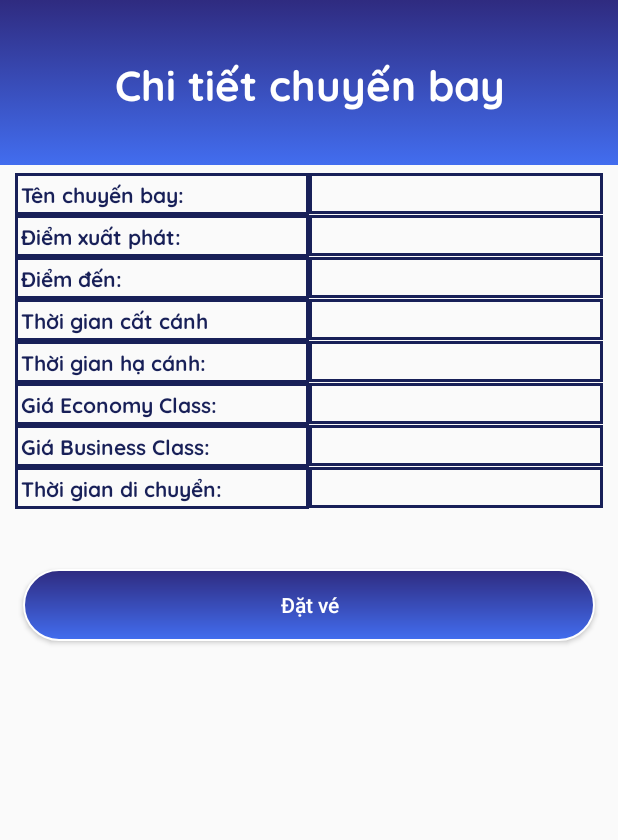
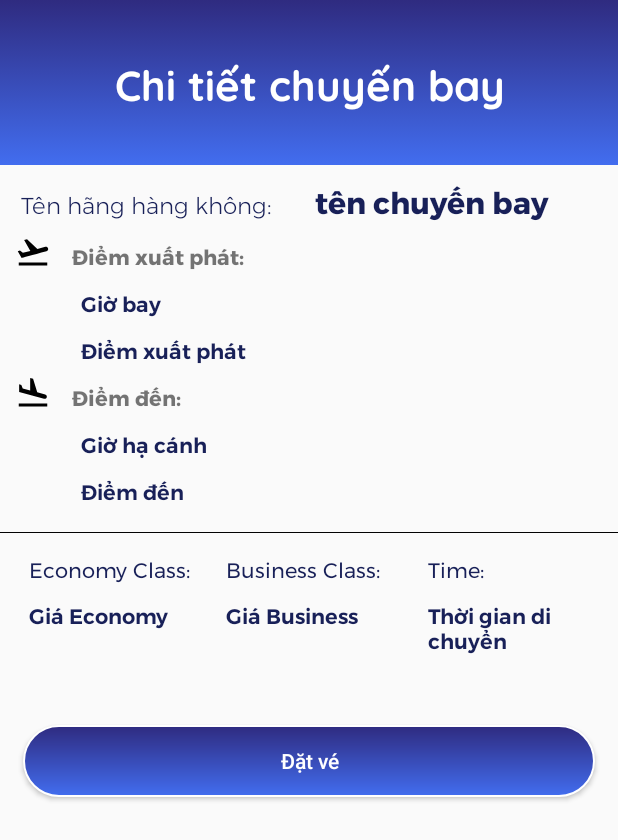
Before and after one commit to bcluc/SE104, an Android app: the VehicleDetail screen opened directly, with no data from a screen before it, on a phone screen of 412 x 824 dp. Shown: the top 840 px of the screen. Run offline under Robolectric (Android 15) with nearby library versions, the phone set to English and light mode, and no system bars; our stand-ins replace Volley; network calls fail; 8 statements that could not run were skipped.

Commit message:
update_vehival_detail

```diff
--- a/app/src/main/java/com/maadi/flightticketbooking/activities/VehicleDetail.java
+++ b/app/src/main/java/com/maadi/flightticketbooking/activities/VehicleDetail.java
@@ -40,8 +40,8 @@ public class VehicleDetail extends AppCompatActivity {
         ((TextView) findViewById(R.id.phone)).setText(vehical.getTocity());
         ((TextView) findViewById(R.id.city)).setText(vehical.getDeptime());
         ((TextView) findViewById(R.id.detail)).setText(vehical.getArivaltime());
-        ((TextView) findViewById(R.id.date)).setText(vehical.getEfare());
-        ((TextView) findViewById(R.id.bfate)).setText(vehical.getBfare());
+        ((TextView) findViewById(R.id.date)).setText(vehical.getEfare() + " VND");
+        ((TextView) findViewById(R.id.bfate)).setText(vehical.getBfare()+ " VND");
         ((TextView) findViewById(R.id.duration)).setText(vehical.getDuration());
 
         findViewById(R.id.btncc).setOnClickListener(new View.OnClickListener() {
--- a/app/src/main/res/drawable/line_vector.xml
+++ b/app/src/main/res/drawable/line_vector.xml
@@ -1,10 +1,10 @@
 <vector xmlns:android="http://schemas.android.com/apk/res/android"
-    android:width="1dp"
-    android:height="11dp"
-    android:viewportWidth="1"
-    android:viewportHeight="11">
+    android:width="313dp"
+    android:height="1dp"
+    android:viewportWidth="313"
+    android:viewportHeight="1">
   <path
-      android:pathData="M0.25,0.5L0.25,10.5"
+      android:pathData="M0,0.75L313,0.75"
       android:strokeWidth="0.5"
       android:fillColor="#00000000"
       android:strokeColor="#000000"/>
--- /dev/null
+++ b/app/src/main/res/drawable/plane_land_vector.xml
@@ -0,0 +1,5 @@
+<vector android:height="24dp" android:tint="#000000"
+    android:viewportHeight="24" android:viewportWidth="24"
+    android:width="24dp" xmlns:android="http://schemas.android.com/apk/res/android">
+    <path android:fillColor="@android:color/white" android:pathData="M2.5,19h19v2h-19V19zM19.34,15.85c0.8,0.21 1.62,-0.26 1.84,-1.06c0.21,-0.8 -0.26,-1.62 -1.06,-1.84l-5.31,-1.42l-2.76,-9.02L10.12,2v8.28L5.15,8.95L4.22,6.63L2.77,6.24v5.17L19.34,15.85z"/>
+</vector>
--- /dev/null
+++ b/app/src/main/res/drawable/plane_take_off_vector.xml
@@ -0,0 +1,5 @@
+<vector android:height="24dp" android:tint="#000000"
+    android:viewportHeight="24" android:viewportWidth="24"
+    android:width="24dp" xmlns:android="http://schemas.android.com/apk/res/android">
+    <path android:fillColor="@android:color/white" android:pathData="M2.5,19h19v2h-19V19zM22.07,9.64c-0.21,-0.8 -1.04,-1.28 -1.84,-1.06L14.92,10l-6.9,-6.43L6.09,4.08l4.14,7.17l-4.97,1.33l-1.97,-1.54l-1.45,0.39l2.59,4.49c0,0 7.12,-1.9 16.57,-4.43C21.81,11.26 22.28,10.44 22.07,9.64z"/>
+</vector>
--- a/app/src/main/res/layout/activity_about_us.xml
+++ b/app/src/main/res/layout/activity_about_us.xml
@@ -46,7 +46,7 @@
             android:background="@drawable/btn_video_demo"
             android:id="@+id/btn_video_demo"/>
         <TextView
-            android:layout_width="90dp"
+            android:layout_width="110dp"
             android:layout_height="match_parent"
             android:layout_marginStart="15dp"
             android:fontFamily="@font/montserrat_italic"
@@ -66,7 +66,7 @@
             android:background="@drawable/btn_pay"
             android:id="@+id/btn_video_pay"/>
         <TextView
-            android:layout_width="90dp"
+            android:layout_width="120dp"
             android:layout_height="match_parent"
             android:layout_marginStart="15dp"
             android:fontFamily="@font/montserrat_italic"
--- a/app/src/main/res/layout/activity_vehicle_detail.xml
+++ b/app/src/main/res/layout/activity_vehicle_detail.xml
@@ -37,26 +37,27 @@
                 android:weightSum="2">
 
                 <TextView
-                    android:background="@drawable/bkline"
+
+                    android:layout_width="0dp"
+                    android:layout_height="wrap_content"
+                    android:layout_weight="1"
+                    android:fontFamily="@font/montserrat_light"
+                    android:padding="4dp"
+                    android:text="Tên hãng hàng không:"
+                    android:textColor="@color/colorAccent"
+                    android:textSize="15dp" />
+
+                <TextView
+                    android:id="@+id/tvname"
+                    android:textColor="@color/colorAccent"
+                    android:text="tên chuyến bay"
+
                     android:padding="4dp"
                     android:layout_width="0dp"
                     android:layout_height="wrap_content"
                     android:layout_weight="1"
-                    android:fontFamily="@font/bold"
-                    android:text="Tên chuyến bay:"
-                    android:textColor="@color/colorAccent"
-                    android:textSize="14dp"
-                    android:textStyle="bold" />
-
-                <TextView
-                    android:id="@+id/tvname"
-                    android:background="@drawable/bkline"
-                    android:padding="4dp"
-                    android:layout_width="0dp"
-                    android:layout_height="wrap_content"
-                    android:layout_weight="1"
-                    android:fontFamily="@font/regular"
-                    android:textSize="14dp" />
+                    android:fontFamily="@font/montserrat_bold"
+                    android:textSize="20dp" />
             </LinearLayout>
 
             <LinearLayout
@@ -64,29 +65,153 @@
                 android:layout_height="wrap_content"
                 android:layout_marginLeft="10dp"
                 android:layout_marginRight="10dp"
-                android:orientation="horizontal"
+                android:orientation="vertical"
+                android:weightSum="2">
+                <LinearLayout
+                    android:layout_width="wrap_content"
+                    android:layout_height="wrap_content"
+                    android:orientation="horizontal">
+                    <ImageView
+                        android:layout_width="wrap_content"
+                        android:layout_height="wrap_content"
+                        android:background="@drawable/plane_take_off_vector"/>
+                <TextView
+                    android:layout_width="wrap_content"
+
+                    android:padding="4dp"
+                    android:layout_height="wrap_content"
+                    android:layout_weight="1"
+                    android:layout_marginLeft="10dp"
+                    android:fontFamily="@font/montserrat_bold"
+                    android:text="Điểm xuất phát:"
+
+                    android:textSize="14dp"
+                     />
+                </LinearLayout>
+                <TextView
+                    android:id="@+id/city"
+                    android:padding="4dp"
+                    android:layout_marginLeft="40dp"
+                    android:layout_width="wrap_content"
+                    android:layout_height="wrap_content"
+                    android:layout_weight="1"
+                    android:textColor="@color/colorAccent"
+                    android:text="Giờ bay"
+                    android:fontFamily="@font/montserrat_semibold"
+                    android:textSize="14dp" />
+                <TextView
+                    android:id="@+id/bgrp"
+                    android:padding="4dp"
+                    android:layout_marginLeft="40dp"
+                    android:layout_width="wrap_content"
+                    android:layout_height="wrap_content"
+                    android:layout_weight="1"
+
+                    android:textColor="@color/colorAccent"
+                    android:text="Điểm xuất phát"
+                    android:fontFamily="@font/montserrat_semibold"
+                    android:textSize="14dp" />
+
+            </LinearLayout>
+
+            <LinearLayout
+                android:layout_width="match_parent"
+                android:layout_height="wrap_content"
+                android:layout_marginHorizontal="10dp"
+                android:orientation="vertical"
+                android:weightSum="2">
+                <LinearLayout
+                    android:layout_width="wrap_content"
+                    android:layout_height="wrap_content"
+                    android:orientation="horizontal">
+                    <ImageView
+                        android:layout_width="wrap_content"
+                        android:layout_height="wrap_content"
+                        android:background="@drawable/plane_land_vector"/>
+                    <TextView
+                        android:padding="4dp"
+                        android:layout_marginLeft="10dp"
+                        android:layout_width="wrap_content"
+                        android:layout_height="wrap_content"
+                        android:layout_weight="1"
+                        android:fontFamily="@font/montserrat_bold"
+                        android:text="Điểm đến: "
+
+                        android:textSize="14dp"
+                        />
+                </LinearLayout>
+
+                <TextView
+                    android:id="@+id/detail"
+                    android:padding="4dp"
+                    android:layout_marginLeft="40dp"
+
+                    android:layout_width="wrap_content"
+                    android:layout_height="wrap_content"
+                    android:layout_weight="1"
+                    android:text="Giờ hạ cánh"
+                    android:textColor="@color/colorAccent"
+                    android:fontFamily="@font/montserrat_semibold"
+                    android:textSize="14dp" />
+
+                <TextView
+                    android:id="@+id/phone"
+                    android:padding="4dp"
+                    android:text="Điểm đến"
+                    android:layout_marginLeft="40dp"
+                    android:layout_width="wrap_content"
+                    android:layout_height="wrap_content"
+                    android:layout_weight="1"
+                    android:textColor="@color/colorAccent"
+                    android:fontFamily="@font/montserrat_semibold"
+                    android:textSize="14dp" />
+            </LinearLayout>
+
+
+<ImageView
+    android:layout_width="match_parent"
+    android:layout_height="wrap_content"
+    android:layout_marginTop="10dp"
+
+    android:background="@drawable/line_vector"/>
+
+<LinearLayout
+    android:layout_marginTop="10dp"
+    android:layout_width="wrap_content"
+    android:layout_height="wrap_content"
+    android:orientation="horizontal"
+    android:layout_marginHorizontal="10dp"
+    android:weightSum="3">
+            <LinearLayout
+                android:layout_width="wrap_content"
+                android:layout_height="wrap_content"
+                android:layout_marginHorizontal="5dp"
+                android:orientation="vertical"
+
                 android:weightSum="2">
 
                 <TextView
-                    android:layout_width="0dp"
-                    android:background="@drawable/bkline"
                     android:padding="4dp"
+
+                    android:layout_width="wrap_content"
                     android:layout_height="wrap_content"
                     android:layout_weight="1"
-                    android:fontFamily="@font/bold"
-                    android:text="Điểm xuất phát:"
+                    android:fontFamily="@font/montserrat"
+                    android:text="Economy Class:"
                     android:textColor="@color/colorAccent"
                     android:textSize="14dp"
-                    android:textStyle="bold" />
+                     />
 
                 <TextView
-                    android:id="@+id/bgrp"
+                    android:id="@+id/date"
                     android:padding="4dp"
-                    android:background="@drawable/bkline"
-                    android:layout_width="0dp"
+
+                    android:layout_width="wrap_content"
                     android:layout_height="wrap_content"
+                    android:text="Giá Economy"
                     android:layout_weight="1"
-                    android:fontFamily="@font/regular"
+                    android:textColor="@color/colorAccent"
+                    android:fontFamily="@font/montserrat_semibold"
                     android:textSize="14dp" />
             </LinearLayout>
 
@@ -94,180 +219,64 @@
                 android:layout_width="match_parent"
                 android:layout_height="wrap_content"
                 android:layout_marginHorizontal="10dp"
-                android:orientation="horizontal"
+                android:orientation="vertical"
                 android:weightSum="2">
 
                 <TextView
                     android:padding="4dp"
-                    android:background="@drawable/bkline"
-                    android:layout_width="0dp"
+
+                    android:layout_width="wrap_content"
                     android:layout_height="wrap_content"
                     android:layout_weight="1"
-                    android:fontFamily="@font/bold"
-                    android:text="Điểm đến: "
+                    android:fontFamily="@font/montserrat"
+                    android:text="Business Class: "
                     android:textColor="@color/colorAccent"
                     android:textSize="14dp"
-                    android:textStyle="bold" />
-
-                <TextView
-                    android:id="@+id/phone"
-                    android:padding="4dp"
-                    android:background="@drawable/bkline"
-                    android:layout_width="0dp"
-                    android:layout_height="wrap_content"
-                    android:layout_weight="1"
-                    android:fontFamily="@font/regular"
-                    android:textSize="14dp" />
-            </LinearLayout>
-
-            <LinearLayout
-                android:layout_width="match_parent"
-                android:layout_height="wrap_content"
-                android:layout_marginHorizontal="10dp"
-                android:orientation="horizontal"
-                android:weightSum="2">
-
-                <TextView
-                    android:padding="4dp"
-                    android:background="@drawable/bkline"
-                    android:layout_width="0dp"
-                    android:layout_height="wrap_content"
-                    android:layout_weight="1"
-                    android:fontFamily="@font/bold"
-                    android:text="Thời gian cất cánh "
-                    android:textColor="@color/colorAccent"
-                    android:textSize="14dp"
-                    android:textStyle="bold" />
-
-                <TextView
-                    android:id="@+id/city"
-                    android:padding="4dp"
-                    android:background="@drawable/bkline"
-                    android:layout_width="0dp"
-                    android:layout_height="wrap_content"
-                    android:layout_weight="1"
-                    android:fontFamily="@font/regular"
-                    android:textSize="14dp" />
-            </LinearLayout>
-
-            <LinearLayout
-                android:layout_width="match_parent"
-                android:layout_height="wrap_content"
-                android:layout_marginHorizontal="10dp"
-                android:orientation="horizontal"
-                android:weightSum="2">
-
-                <TextView
-                    android:padding="4dp"
-                    android:background="@drawable/bkline"
-                    android:layout_width="0dp"
-                    android:layout_height="wrap_content"
-                    android:layout_weight="1"
-                    android:fontFamily="@font/bold"
-                    android:text="Thời gian hạ cánh:"
-                    android:textColor="@color/colorAccent"
-                    android:textSize="14dp"
-                    android:textStyle="bold" />
-
-                <TextView
-                    android:id="@+id/detail"
-                    android:padding="4dp"
-                    android:background="@drawable/bkline"
-                    android:layout_width="0dp"
-                    android:layout_height="wrap_content"
-                    android:layout_weight="1"
-                    android:fontFamily="@font/regular"
-                    android:textSize="14dp" />
-            </LinearLayout>
-
-            <LinearLayout
-                android:layout_width="match_parent"
-                android:layout_height="wrap_content"
-                android:layout_marginHorizontal="10dp"
-                android:orientation="horizontal"
-                android:weightSum="2">
-
-                <TextView
-                    android:padding="4dp"
-                    android:background="@drawable/bkline"
-                    android:layout_width="0dp"
-                    android:layout_height="wrap_content"
-                    android:layout_weight="1"
-                    android:fontFamily="@font/bold"
-                    android:text="Giá Economy Class:"
-                    android:textColor="@color/colorAccent"
-                    android:textSize="14dp"
-                    android:textStyle="bold" />
-
-                <TextView
-                    android:id="@+id/date"
-                    android:padding="4dp"
-                    android:background="@drawable/bkline"
-                    android:layout_width="0dp"
-                    android:layout_height="wrap_content"
-                    android:layout_weight="1"
-                    android:fontFamily="@font/regular"
-                    android:textSize="14dp" />
-            </LinearLayout>
-
-            <LinearLayout
-                android:layout_width="match_parent"
-                android:layout_height="wrap_content"
-                android:layout_marginHorizontal="10dp"
-                android:orientation="horizontal"
-                android:weightSum="2">
-
-                <TextView
-                    android:padding="4dp"
-                    android:background="@drawable/bkline"
-                    android:layout_width="0dp"
-                    android:layout_height="wrap_content"
-                    android:layout_weight="1"
-                    android:fontFamily="@font/bold"
-                    android:text="Giá Business Class: "
-                    android:textColor="@color/colorAccent"
-                    android:textSize="14dp"
-                    android:textStyle="bold" />
+                     />
 
                 <TextView
                     android:id="@+id/bfate"
                     android:padding="4dp"
-                    android:background="@drawable/bkline"
-                    android:layout_width="0dp"
+                    android:layout_width="wrap_content"
                     android:layout_height="wrap_content"
                     android:layout_weight="1"
-                    android:fontFamily="@font/regular"
+                    android:text="Giá Business"
+                    android:textColor="@color/colorAccent"
+                    android:fontFamily="@font/montserrat_semibold"
                     android:textSize="14dp" />
             </LinearLayout>
             <LinearLayout
                 android:layout_width="match_parent"
                 android:layout_height="wrap_content"
                 android:layout_marginHorizontal="10dp"
-                android:orientation="horizontal"
+                android:orientation="vertical"
                 android:weightSum="2">
 
                 <TextView
                     android:padding="4dp"
-                    android:background="@drawable/bkline"
-                    android:layout_width="0dp"
+
+                    android:layout_width="wrap_content"
                     android:layout_height="wrap_content"
                     android:layout_weight="1"
-                    android:fontFamily="@font/bold"
-                    android:text="Thời gian di chuyển: "
+                    android:fontFamily="@font/montserrat"
+                    android:text="Time: "
                     android:textColor="@color/colorAccent"
                     android:textSize="14dp"
-                    android:textStyle="bold" />
+                     />
 
                 <TextView
                     android:id="@+id/duration"
                     android:padding="4dp"
-                    android:background="@drawable/bkline"
-                    android:layout_width="0dp"
+
+                    android:layout_width="wrap_content"
                     android:layout_height="wrap_content"
                     android:layout_weight="1"
-                    android:fontFamily="@font/regular"
+                    android:textColor="@color/colorAccent"
+                    android:text="Thời gian di chuyển"
+                    android:fontFamily="@font/montserrat_semibold"
                     android:textSize="14dp" />
             </LinearLayout>
+</LinearLayout>
 
             <Button
                 android:id="@+id/btncc"
```
